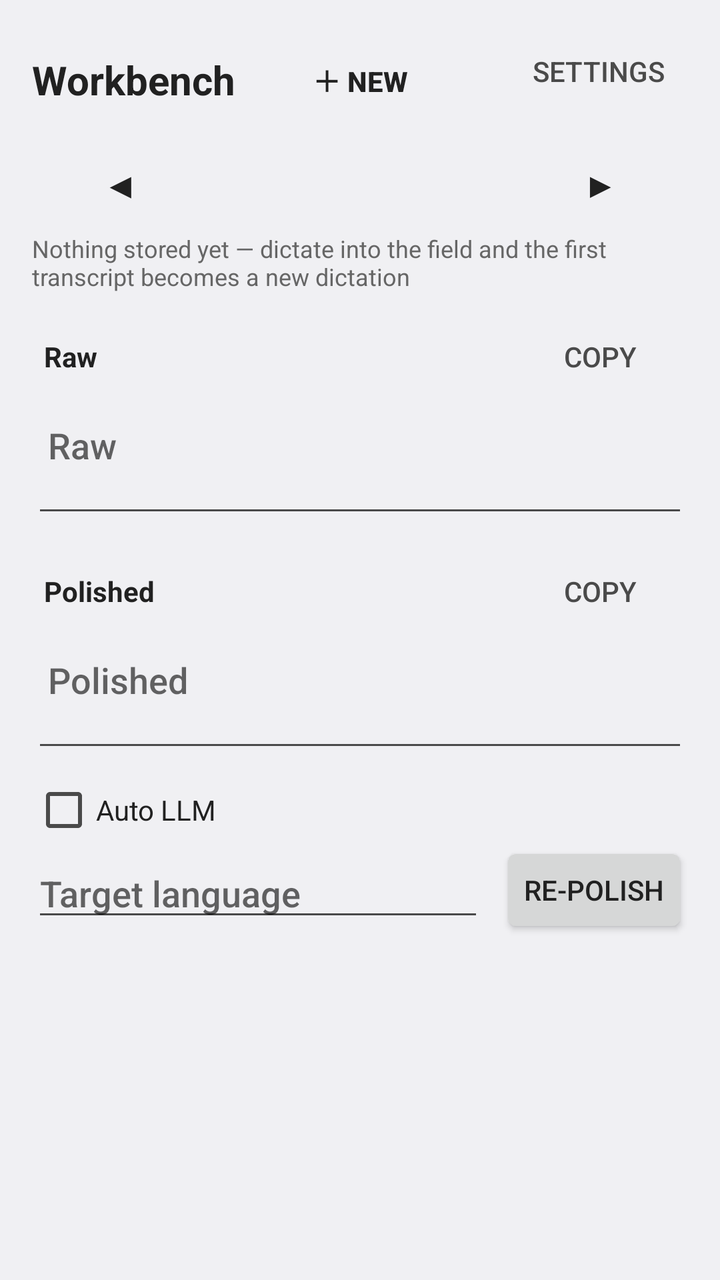
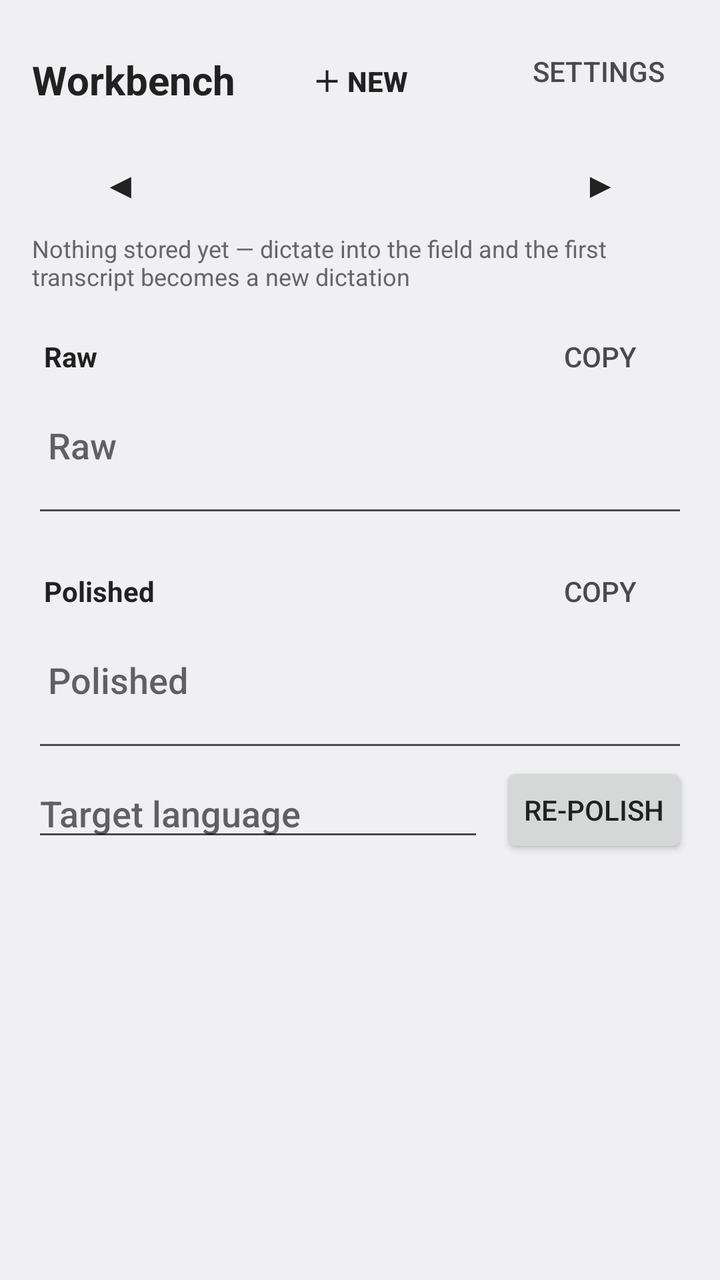

Screens rendered from an Android XML layout before and after an edit, with the pre-edit source and the edit as a unified diff.
<!-- AndroidManifest.xml: activity theme Theme.PolishedRecognition.Plain -->
<!-- res/layout/activity_workbench.xml -->
<?xml version="1.0" encoding="utf-8"?>
<ScrollView xmlns:android="http://schemas.android.com/apk/res/android"
    android:id="@+id/workbench_root"
    android:layout_width="match_parent"
    android:layout_height="match_parent"
    android:fillViewport="true">

    <LinearLayout
        android:layout_width="match_parent"
        android:layout_height="wrap_content"
        android:orientation="vertical"
        android:padding="16dp">

        <LinearLayout
            android:layout_width="match_parent"
            android:layout_height="wrap_content"
            android:gravity="center_vertical"
            android:orientation="horizontal">

            <TextView
                android:layout_width="0dp"
                android:layout_height="wrap_content"
                android:layout_weight="1"
                android:text="@string/workbench_title"
                android:textColor="?android:attr/textColorPrimary"
                android:textSize="20sp"
                android:textStyle="bold" />

            <Button
                android:id="@+id/workbench_new"
                style="?android:attr/borderlessButtonStyle"
                android:layout_width="wrap_content"
                android:layout_height="wrap_content"
                android:text="@string/workbench_new"
                android:textColor="?android:attr/textColorPrimary"
                android:textStyle="bold" />

            <Button
                android:id="@+id/workbench_settings"
                style="?android:attr/borderlessButtonStyle"
                android:layout_width="0dp"
                android:layout_height="wrap_content"
                android:layout_weight="1"
                android:gravity="end"
                android:text="@string/workbench_settings"
                android:textColor="?android:attr/textColorSecondary" />
        </LinearLayout>

        <LinearLayout
            android:layout_width="match_parent"
            android:layout_height="wrap_content"
            android:layout_marginTop="4dp"
            android:gravity="center_vertical"
            android:orientation="horizontal">

            <Button
                android:id="@+id/workbench_prev"
                style="?android:attr/borderlessButtonStyle"
                android:layout_width="wrap_content"
                android:layout_height="wrap_content"
                android:contentDescription="@string/workbench_older"
                android:text="◀"
                android:textSize="18sp" />

            <TextView
                android:id="@+id/workbench_position"
                android:layout_width="0dp"
                android:layout_height="wrap_content"
                android:layout_weight="1"
                android:gravity="center"
                android:textColor="?android:attr/textColorSecondary" />

            <Button
                android:id="@+id/workbench_next"
                style="?android:attr/borderlessButtonStyle"
                android:layout_width="wrap_content"
                android:layout_height="wrap_content"
                android:contentDescription="@string/workbench_newer"
                android:text="▶"
                android:textSize="18sp" />
        </LinearLayout>

        <TextView
            android:id="@+id/workbench_empty_hint"
            android:layout_width="match_parent"
            android:layout_height="wrap_content"
            android:text="@string/workbench_empty"
            android:textColor="?android:attr/textColorTertiary"
            android:textSize="12sp" />

        
        <LinearLayout
            android:id="@+id/workbench_raw_toggle"
            android:layout_width="match_parent"
            android:layout_height="wrap_content"
            android:layout_marginTop="8dp"
            android:clickable="true"
            android:contentDescription="@string/workbench_raw_toggle_desc"
            android:focusable="true"
            android:gravity="center_vertical"
            android:orientation="horizontal">

            <TextView
                android:id="@+id/workbench_raw_chevron"
                android:layout_width="wrap_content"
                android:layout_height="wrap_content"
                android:importantForAccessibility="no"
                android:paddingEnd="6dp"
                android:textColor="?android:attr/textColorSecondary"
                android:textSize="14sp" />

            <TextView
                android:layout_width="0dp"
                android:layout_height="wrap_content"
                android:layout_weight="1"
                android:text="@string/workbench_raw"
                android:textColor="?android:attr/textColorPrimary"
                android:textSize="14sp"
                android:textStyle="bold" />

            <Button
                android:id="@+id/workbench_copy_raw"
                style="?android:attr/borderlessButtonStyle"
                android:layout_width="wrap_content"
                android:layout_height="wrap_content"
                android:contentDescription="@string/workbench_copy_raw_desc"
                android:text="@string/workbench_copy"
                android:textColor="?android:attr/textColorSecondary" />
        </LinearLayout>

        <TextView
            android:id="@+id/workbench_raw_preview"
            android:layout_width="match_parent"
            android:layout_height="wrap_content"
            android:ellipsize="end"
            android:maxLines="1"
            android:textColor="?android:attr/textColorSecondary"
            android:textSize="14sp"
            android:visibility="gone" />

        <EditText
            android:id="@+id/workbench_raw"
            android:layout_width="match_parent"
            android:layout_height="wrap_content"
            android:gravity="top|start"
            android:hint="@string/workbench_raw"
            android:inputType="textMultiLine|textCapSentences"
            android:minLines="2"
            android:padding="8dp" />

        
        <LinearLayout
            android:id="@+id/workbench_polished_toggle"
            android:layout_width="match_parent"
            android:layout_height="wrap_content"
            android:layout_marginTop="8dp"
            android:clickable="true"
            android:contentDescription="@string/workbench_polished_toggle_desc"
            android:focusable="true"
            android:gravity="center_vertical"
            android:orientation="horizontal">

            <TextView
                android:id="@+id/workbench_polished_chevron"
                android:layout_width="wrap_content"
                android:layout_height="wrap_content"
                android:importantForAccessibility="no"
                android:paddingEnd="6dp"
                android:textColor="?android:attr/textColorSecondary"
                android:textSize="14sp" />

            <TextView
                android:layout_width="0dp"
                android:layout_height="wrap_content"
                android:layout_weight="1"
                android:text="@string/workbench_polished"
                android:textColor="?android:attr/textColorPrimary"
                android:textSize="14sp"
                android:textStyle="bold" />

            <Button
                android:id="@+id/workbench_copy_polished"
                style="?android:attr/borderlessButtonStyle"
                android:layout_width="wrap_content"
                android:layout_height="wrap_content"
                android:contentDescription="@string/workbench_copy_polished_desc"
                android:text="@string/workbench_copy"
                android:textColor="?android:attr/textColorSecondary" />
        </LinearLayout>

        <TextView
            android:id="@+id/workbench_polished_preview"
            android:layout_width="match_parent"
            android:layout_height="wrap_content"
            android:ellipsize="end"
            android:maxLines="1"
            android:textColor="?android:attr/textColorSecondary"
            android:textSize="14sp"
            android:visibility="gone" />

        <EditText
            android:id="@+id/workbench_polished"
            android:layout_width="match_parent"
            android:layout_height="wrap_content"
            android:gravity="top|start"
            android:hint="@string/workbench_polished"
            android:inputType="textMultiLine|textCapSentences"
            android:minLines="2"
            android:padding="8dp" />

        <CheckBox
            android:id="@+id/workbench_auto_llm"
            android:layout_width="match_parent"
            android:layout_height="wrap_content"
            android:layout_marginTop="8dp"
            android:text="@string/workbench_auto_llm"
            android:textColor="?android:attr/textColorPrimary" />

        <LinearLayout
            android:layout_width="match_parent"
            android:layout_height="wrap_content"
            android:gravity="center_vertical"
            android:orientation="horizontal">

            <AutoCompleteTextView
                android:id="@+id/workbench_language"
                android:layout_width="0dp"
                android:layout_height="wrap_content"
                android:layout_weight="1"
                android:clickable="true"
                android:completionThreshold="1"
                android:cursorVisible="false"
                android:focusable="false"
                android:hint="@string/workbench_language"
                android:inputType="text" />

            <Button
                android:id="@+id/workbench_repolish"
                android:layout_width="wrap_content"
                android:layout_height="wrap_content"
                android:layout_marginStart="8dp"
                android:text="@string/workbench_repolish" />
        </LinearLayout>
    </LinearLayout>
</ScrollView>
<!-- resources referenced by this layout -->
<resources>
  <string name="workbench_auto_llm">Auto LLM</string>
  <string name="workbench_copy">Copy</string>
  <string name="workbench_copy_polished_desc">Copy the polished text to the clipboard</string>
  <string name="workbench_copy_raw_desc">Copy the raw text to the clipboard</string>
  <string name="workbench_empty">Nothing stored yet — dictate into the field and the first transcript becomes a new dictation</string>
  <string name="workbench_language">Target language</string>
  <string name="workbench_new">＋ New</string>
  <string name="workbench_newer">Newer dictation</string>
  <string name="workbench_older">Older dictation</string>
  <string name="workbench_polished">Polished</string>
  <string name="workbench_polished_toggle_desc">Show or hide the Polished text</string>
  <string name="workbench_raw">Raw</string>
  <string name="workbench_raw_toggle_desc">Show or hide the Raw text</string>
  <string name="workbench_repolish">Re-polish</string>
  <string name="workbench_settings">Settings</string>
  <string name="workbench_title">Workbench</string>
  <style name="Theme.PolishedRecognition.Plain" parent="@android:style/Theme.DeviceDefault.DayNight">
          <item name="android:windowNoTitle">true</item>
          <item name="android:windowActionBar">false</item>
          
          <item name="android:textColorPrimary">@color/text_primary</item>
          <item name="android:textColorSecondary">@color/text_secondary</item>
          <item name="android:textColorTertiary">@color/text_tertiary</item>
      </style>
</resources>

<!-- the commit's change to res/layout/activity_workbench.xml (unified diff, before → after) -->
@@ -208,14 +208,6 @@
             android:minLines="2"
             android:padding="8dp" />
 
-        <CheckBox
-            android:id="@+id/workbench_auto_llm"
-            android:layout_width="match_parent"
-            android:layout_height="wrap_content"
-            android:layout_marginTop="8dp"
-            android:text="@string/workbench_auto_llm"
-            android:textColor="?android:attr/textColorPrimary" />
-
         <LinearLayout
             android:layout_width="match_parent"
             android:layout_height="wrap_content"
<!-- resource entries referenced after the edit -->
@@ -1,6 +1,5 @@
 <!-- resources referenced by this layout -->
 <resources>
-  <string name="workbench_auto_llm">Auto LLM</string>
   <string name="workbench_copy">Copy</string>
   <string name="workbench_copy_polished_desc">Copy the polished text to the clipboard</string>
   <string name="workbench_copy_raw_desc">Copy the raw text to the clipboard</string>
